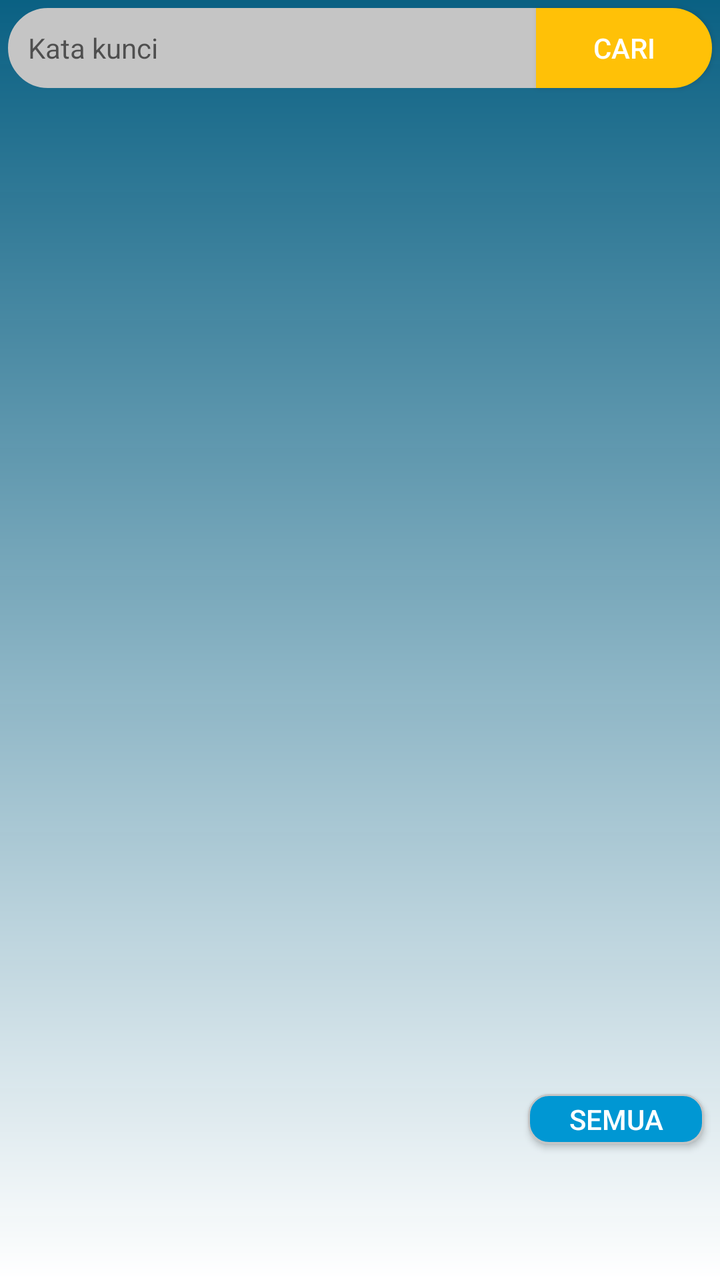
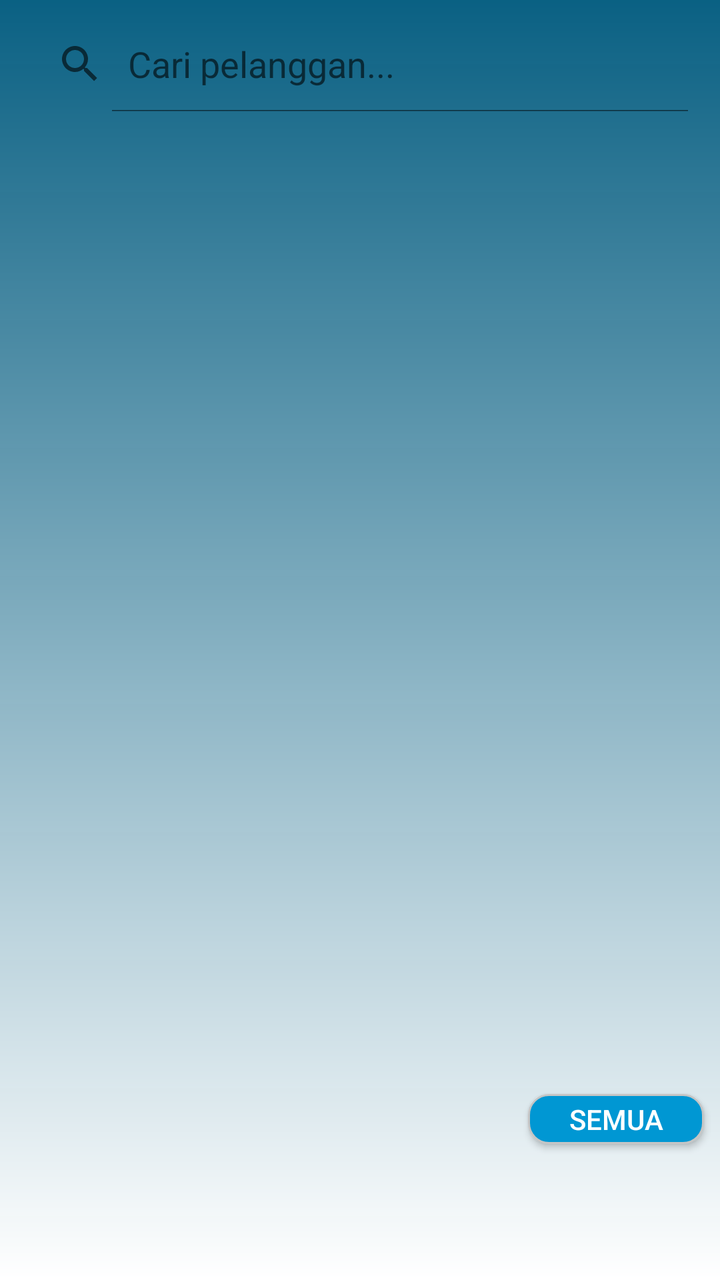

An Android layout rendered at two revisions. The XML below is the earlier revision; the diff shows what the commit changed to produce the second picture.
<!-- AndroidManifest.xml: application theme Theme.MerchantStore -->
<!-- res/layout/fragment_pelanggan.xml -->
<?xml version="1.0" encoding="utf-8"?>
<androidx.constraintlayout.widget.ConstraintLayout xmlns:android="http://schemas.android.com/apk/res/android"
    xmlns:app="http://schemas.android.com/apk/res-auto"
    xmlns:tools="http://schemas.android.com/tools"
    android:id="@+id/frameLayout"
    android:layout_width="match_parent"
    android:layout_height="match_parent"
    android:background="@drawable/gradient_background2"
    tools:context=".fragment.HomeFragment">

    <EditText
        android:id="@+id/ed_pelanggan_cari"
        android:layout_width="0dp"
        android:layout_height="40dp"
        android:layout_marginStart="4dp"
        android:layout_marginTop="4dp"
        android:background="@drawable/txt_round_left"
        android:ems="10"
        android:hint="Kata kunci"
        android:inputType="textPersonName"
        android:textColor="@color/white"
        android:textSize="14sp"
        app:layout_constraintEnd_toStartOf="@+id/btn_pelanggan_cari"
        app:layout_constraintStart_toStartOf="parent"
        app:layout_constraintTop_toTopOf="parent" />

    <ScrollView
        android:id="@+id/scrollView5"
        android:layout_width="0dp"
        android:layout_height="0dp"
        android:layout_marginBottom="60dp"
        app:layout_constraintBottom_toBottomOf="parent"
        app:layout_constraintEnd_toEndOf="parent"
        app:layout_constraintStart_toStartOf="parent"
        app:layout_constraintTop_toBottomOf="@+id/ed_pelanggan_cari">

        <androidx.constraintlayout.widget.ConstraintLayout
            android:layout_width="match_parent"
            android:layout_height="wrap_content">

            <androidx.recyclerview.widget.RecyclerView
                android:id="@+id/rv_event"
                android:layout_width="0dp"
                android:layout_height="wrap_content"
                android:layout_marginTop="8dp"
                app:layout_constraintBottom_toBottomOf="parent"
                app:layout_constraintEnd_toEndOf="parent"
                app:layout_constraintStart_toStartOf="parent"
                app:layout_constraintTop_toTopOf="parent"
                tools:layout_conversion_absoluteHeight="731dp"
                tools:layout_conversion_absoluteWidth="411dp">

            </androidx.recyclerview.widget.RecyclerView>

        </androidx.constraintlayout.widget.ConstraintLayout>
    </ScrollView>

    <androidx.appcompat.widget.AppCompatButton
        android:id="@+id/btn_pelanggan_cari"
        android:layout_width="wrap_content"
        android:layout_height="40dp"
        android:layout_marginTop="4dp"
        android:layout_marginEnd="4dp"
        android:background="@drawable/btn_round_yellow_right"
        android:text="Cari"
        android:textColor="@color/white"
        android:textSize="14sp"
        app:layout_constraintEnd_toEndOf="parent"
        app:layout_constraintTop_toTopOf="parent" />

    <androidx.appcompat.widget.AppCompatButton
        android:id="@+id/btn_pelanggans"
        android:layout_width="wrap_content"
        android:layout_height="25dp"
        android:layout_marginEnd="8dp"
        android:layout_marginBottom="8dp"
        android:background="@drawable/btn_round_blue"
        android:text="Semua"
        android:textColor="@color/white"
        android:textSize="14sp"
        app:layout_constraintBottom_toBottomOf="@+id/scrollView5"
        app:layout_constraintEnd_toEndOf="parent" />

</androidx.constraintlayout.widget.ConstraintLayout>
<!-- resources referenced by this layout -->
<resources>
  <color name="white">#FFFFFFFF</color>
  <!-- drawable btn_round_blue (drawable) -->
  <?xml version="1.0" encoding="utf-8"?>
  <shape xmlns:android="http://schemas.android.com/apk/res/android"
      android:padding="16dp"
      android:shape="rectangle">
      <stroke
          android:width="1dp"
          android:color="@color/grey" />
      <corners android:radius="10dp" />
      <solid android:color="@color/btn_blue" />
  </shape>
  <!-- drawable btn_round_yellow_right (drawable) -->
  <?xml version="1.0" encoding="utf-8"?>
  <shape xmlns:android="http://schemas.android.com/apk/res/android"
      android:padding="16dp"
      android:shape="rectangle">
      <stroke
          android:width="1dp"
          android:color="@color/btn_yellow" />
      <corners
          android:bottomRightRadius="20dp"
          android:topRightRadius="20dp" />
      <solid android:color="@color/btn_yellow" />
  </shape>
  <!-- drawable gradient_background2 (drawable) -->
  <?xml version="1.0" encoding="utf-8"?>
  <shape xmlns:android="http://schemas.android.com/apk/res/android"
      android:shape="rectangle">
  
      <gradient
          android:angle="90"
          android:startColor="@color/white"
          android:endColor="@color/purple_700" />
  
  </shape>
  <!-- drawable txt_round_left (drawable) -->
  <?xml version="1.0" encoding="utf-8"?>
  <shape xmlns:android="http://schemas.android.com/apk/res/android"
      android:padding="16dp"
      android:shape="rectangle">
      <padding
          android:bottom="10dp"
          android:left="10dp"
          android:right="10dp"
          android:top="10dp" />
      <stroke
          android:width="1dp"
          android:color="@color/grey" />
      <corners
          android:bottomLeftRadius="20dp"
          android:topLeftRadius="20dp" />
      <solid android:color="@color/grey" />
  </shape>
  <style name="Theme.MerchantStore" parent="Theme.MaterialComponents.DayNight.DarkActionBar">
          
          <item name="colorPrimary">@color/purple_500</item>
          <item name="colorPrimaryVariant">@color/purple_700</item>
          <item name="colorOnPrimary">@color/white</item>
          
          <item name="colorSecondary">@color/teal_200</item>
          <item name="colorSecondaryVariant">@color/teal_700</item>
          <item name="colorOnSecondary">@color/black</item>
          
          <item name="android:statusBarColor" tools:targetApi="l">?attr/colorPrimaryVariant</item>
          
      </style>
  <color name="grey">#C5C5C5</color>
  <color name="btn_blue">#0097D3</color>
  <color name="btn_yellow">#FFC107</color>
  <color name="purple_700">#F5005A7E</color>
  <color name="purple_500">#0097D3</color>
  <color name="teal_200">#FF03DAC5</color>
  <color name="teal_700">#FF018786</color>
  <color name="black">#FF000000</color>
</resources>

<!-- the commit's change to res/layout/fragment_pelanggan.xml (unified diff, before → after) -->
@@ -8,19 +8,16 @@
     android:background="@drawable/gradient_background2"
     tools:context=".fragment.HomeFragment">
 
-    <EditText
-        android:id="@+id/ed_pelanggan_cari"
+    <SearchView
+        android:id="@+id/search_pelanggan"
         android:layout_width="0dp"
-        android:layout_height="40dp"
-        android:layout_marginStart="4dp"
-        android:layout_marginTop="4dp"
-        android:background="@drawable/txt_round_left"
-        android:ems="10"
-        android:hint="Kata kunci"
-        android:inputType="textPersonName"
-        android:textColor="@color/white"
-        android:textSize="14sp"
-        app:layout_constraintEnd_toStartOf="@+id/btn_pelanggan_cari"
+        android:layout_height="48dp"
+        android:layout_marginStart="8dp"
+        android:layout_marginTop="8dp"
+        android:layout_marginEnd="8dp"
+        android:iconifiedByDefault="false"
+        android:queryHint="Cari pelanggan..."
+        app:layout_constraintEnd_toEndOf="parent"
         app:layout_constraintStart_toStartOf="parent"
         app:layout_constraintTop_toTopOf="parent" />
 
@@ -32,7 +29,7 @@
         app:layout_constraintBottom_toBottomOf="parent"
         app:layout_constraintEnd_toEndOf="parent"
         app:layout_constraintStart_toStartOf="parent"
-        app:layout_constraintTop_toBottomOf="@+id/ed_pelanggan_cari">
+        app:layout_constraintTop_toBottomOf="@+id/search_pelanggan">
 
         <androidx.constraintlayout.widget.ConstraintLayout
             android:layout_width="match_parent"
@@ -46,27 +43,10 @@
                 app:layout_constraintBottom_toBottomOf="parent"
                 app:layout_constraintEnd_toEndOf="parent"
                 app:layout_constraintStart_toStartOf="parent"
-                app:layout_constraintTop_toTopOf="parent"
-                tools:layout_conversion_absoluteHeight="731dp"
-                tools:layout_conversion_absoluteWidth="411dp">
-
-            </androidx.recyclerview.widget.RecyclerView>
+                app:layout_constraintTop_toTopOf="parent" />
 
         </androidx.constraintlayout.widget.ConstraintLayout>
     </ScrollView>
-
-    <androidx.appcompat.widget.AppCompatButton
-        android:id="@+id/btn_pelanggan_cari"
-        android:layout_width="wrap_content"
-        android:layout_height="40dp"
-        android:layout_marginTop="4dp"
-        android:layout_marginEnd="4dp"
-        android:background="@drawable/btn_round_yellow_right"
-        android:text="Cari"
-        android:textColor="@color/white"
-        android:textSize="14sp"
-        app:layout_constraintEnd_toEndOf="parent"
-        app:layout_constraintTop_toTopOf="parent" />
 
     <androidx.appcompat.widget.AppCompatButton
         android:id="@+id/btn_pelanggans"
<!-- resource entries referenced after the edit -->
@@ -12,19 +12,6 @@
       <corners android:radius="10dp" />
       <solid android:color="@color/btn_blue" />
   </shape>
-  <!-- drawable btn_round_yellow_right (drawable) -->
-  <?xml version="1.0" encoding="utf-8"?>
-  <shape xmlns:android="http://schemas.android.com/apk/res/android"
-      android:padding="16dp"
-      android:shape="rectangle">
-      <stroke
-          android:width="1dp"
-          android:color="@color/btn_yellow" />
-      <corners
-          android:bottomRightRadius="20dp"
-          android:topRightRadius="20dp" />
-      <solid android:color="@color/btn_yellow" />
-  </shape>
   <!-- drawable gradient_background2 (drawable) -->
   <?xml version="1.0" encoding="utf-8"?>
   <shape xmlns:android="http://schemas.android.com/apk/res/android"
@@ -35,24 +22,6 @@
           android:startColor="@color/white"
           android:endColor="@color/purple_700" />
   
-  </shape>
-  <!-- drawable txt_round_left (drawable) -->
-  <?xml version="1.0" encoding="utf-8"?>
-  <shape xmlns:android="http://schemas.android.com/apk/res/android"
-      android:padding="16dp"
-      android:shape="rectangle">
-      <padding
-          android:bottom="10dp"
-          android:left="10dp"
-          android:right="10dp"
-          android:top="10dp" />
-      <stroke
-          android:width="1dp"
-          android:color="@color/grey" />
-      <corners
-          android:bottomLeftRadius="20dp"
-          android:topLeftRadius="20dp" />
-      <solid android:color="@color/grey" />
   </shape>
   <style name="Theme.MerchantStore" parent="Theme.MaterialComponents.DayNight.DarkActionBar">
           
@@ -69,7 +38,6 @@
       </style>
   <color name="grey">#C5C5C5</color>
   <color name="btn_blue">#0097D3</color>
-  <color name="btn_yellow">#FFC107</color>
   <color name="purple_700">#F5005A7E</color>
   <color name="purple_500">#0097D3</color>
   <color name="teal_200">#FF03DAC5</color>
